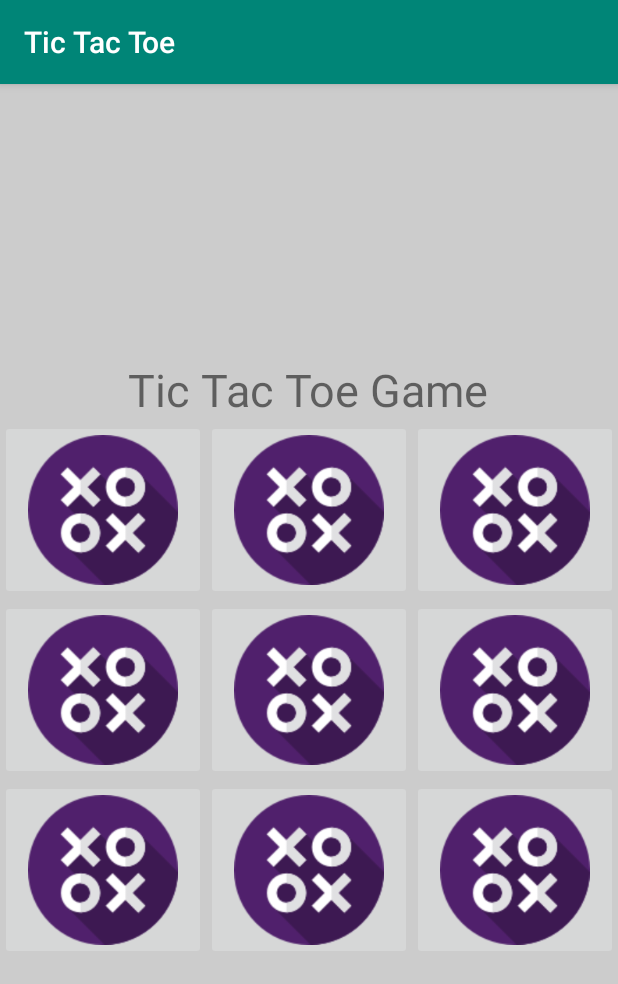
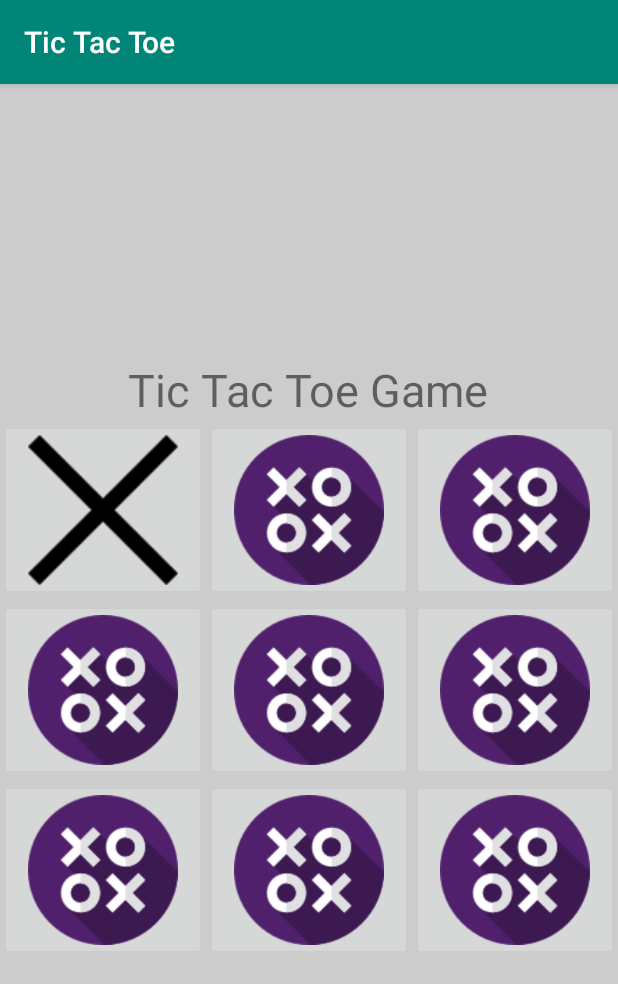
Before and after one commit to StrugglingCode/TicTacToe, an Android app: the screen it shows after launch (MainActivity), after a tap on an icon or button, on a phone screen of 412 x 824 dp. Shown: the top 984 px of the screen. Run offline under Robolectric (Android 15) with nearby library versions, the phone set to English and light mode, and no system bars.

Commit message:
Update MainActivity.kt
Enum and action Function

```diff
--- a/app/src/main/java/com/example/tictactoe/MainActivity.kt
+++ b/app/src/main/java/com/example/tictactoe/MainActivity.kt
@@ -8,16 +8,37 @@ import android.widget.ImageButton
 import kotlinx.android.synthetic.main.activity_main.*
 
 class MainActivity : AppCompatActivity() {
+    enum class PlayingPlayer
+    {
+        Player1,Player2
+    }
+
+    enum class WinnerOfGame
+    {
+        Player1,Player2,No_One
+    }
+//instance varibale
+
+    var playingPlayer:PlayingPlayer? = null
+    var winnerofGame:WinnerOfGame? = null
+
+    var player1Options:ArrayList<Int> = ArrayList()
+    var allDisabledImages:ArrayList<ImageButton?> = ArrayList()
 
     override fun onCreate(savedInstanceState: Bundle?) {
+
         super.onCreate(savedInstanceState)
         setContentView(R.layout.activity_main)
+
+        playingPlayer = PlayingPlayer.Player1
+       // playingPlayer = PlayingPlayer.Player2
     }
 
     fun imageButtonTapped(view:View)
     {
         val selectedImageButton:ImageButton = view as ImageButton
         var randomNumber = (Math.random()* 9 + 1).toInt()
+        var optionNumber = 0
         //Math.random() generates value b/w 0&1
         //randomNumber generated b/w 1-9 including 9
         when(randomNumber)
@@ -31,10 +52,41 @@ class MainActivity : AppCompatActivity() {
             7-> tableLayout.setBackgroundColor(Color.LTGRAY)
             8-> tableLayout.setBackgroundColor(Color.BLUE)
             9-> tableLayout.setBackgroundColor(Color.MAGENTA)
+        }
+
+        when(selectedImageButton.id)
+        {
+            R.id.imgButton1 -> optionNumber = 1
+            R.id.ImgButton2 -> optionNumber = 2
+            R.id.imgButton3 -> optionNumber = 3
+            R.id.imgButton4 -> optionNumber = 4
+            R.id.ImgButton5 -> optionNumber = 5
+            R.id.imgButton6 -> optionNumber = 6
+            R.id.imgButton7 -> optionNumber = 7
+            R.id.ImgButton8 -> optionNumber = 8
+            R.id.imgButton9 -> optionNumber = 9
+        }
+
+        action(optionNumber,selectedImageButton)
+
+
+    }
+
+    private fun action(optionNumber:Int,selectedImageButton:ImageButton)
+    {
+        if(playingPlayer == PlayingPlayer.Player1)
+        {
+            selectedImageButton.setImageResource(R.drawable.x_icon)
+            player1Options.add(optionNumber)
+            selectedImageButton.isEnabled = false
+            allDisabledImages.add(selectedImageButton)
+            playingPlayer = PlayingPlayer.Player2
+        }
+    }
 
 
 
-        }
 
-    }
+
+
 }
```
